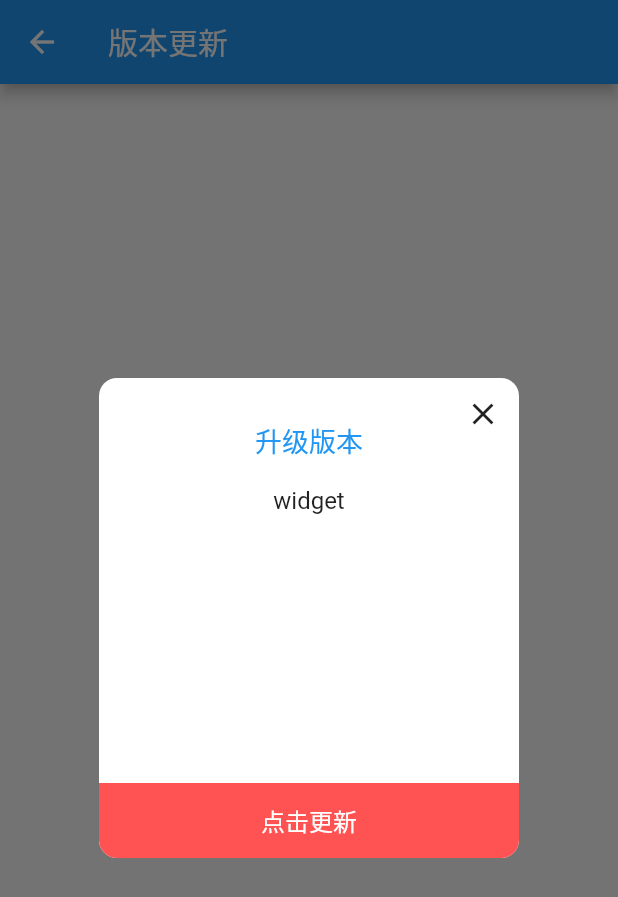
After one commit to MarioGogogo/flutter_lesson, a Flutter app: the UpdateAppPage screen opened directly, after a tap on "版本更新", on a phone screen of 412 x 824 dp. The commit adds this screen. Shown: the top 897 px of the screen. Run offline on Flutter 3.47's test engine with Material 2 defaults, Android fonts, the phone set to English and light mode, and no system bars; our stand-ins replace curved_navigation_bar; missing offline and left inert: common_utils.

Commit message:
新增：初步完成showAppUpgradeDialog组件的封装

```diff
--- /dev/null
+++ b/lib/demo/app_upgrade.dart
@@ -0,0 +1,57 @@
+
+// 案例地址
+// https://github.com/zhaolongs/flutter-ho/blob/main/lib/src/pages/common/app_upgrade.dart
+/*
+ * @Author: MarioGo
+ * @Date: 2021-10-13 15:39:17
+ * @LastEditTime: 2021-10-13 17:50:02
+ * @LastEditors: MarioGo
+ * @Description: 文件描述
+ * @FilePath: /flutter_lesson/lib/demo/update_app_route.dart
+ * 可以输入预定的版权声明、个性签名、空行等
+ */
+
+import 'package:flutter/material.dart';
+import 'package:flutter_lesson/demo/upgrade_dialog/index.dart';
+
+class UpdateAppPage extends StatefulWidget {
+  const UpdateAppPage({Key? key}) : super(key: key);
+
+  @override
+  _UpdateAppPageState createState() => _UpdateAppPageState();
+}
+
+class _UpdateAppPageState extends State<UpdateAppPage>{
+
+  @override
+  void initState() {
+    super.initState();
+  }
+  @override
+  Widget build(BuildContext context) {
+    return Scaffold(
+        appBar: AppBar(
+          title: const Text("版本更新"),
+        ),
+        body: Center(
+          child: ElevatedButton(
+              onPressed: () {
+                check();
+              },
+              child: const Text("版本更新")),
+        ));
+  }
+
+  void check() {
+    /**
+     * 1.获取异步接口请求获取当前版本信息
+     * 2。比较2个版本如果存在差异就更新
+     */
+    if (true) {
+      showAppUpgradeDialog(
+          context: context,
+          upgradText: "优化了一些BUG，程序员们正在努力中",
+          apkUrl: "http://www.baidu.com");
+    }
+  }
+}
--- /dev/null
+++ b/lib/demo/upgrade_dialog/header_widget.dart
@@ -0,0 +1,39 @@
+import 'package:flutter/material.dart';
+import 'package:flutter_lesson/utils/navigator_utils.dart';
+
+
+class HeaderWidget extends StatelessWidget {
+  final BuildContext context;
+  const HeaderWidget({Key? key,required this.context}) : super(key: key);
+
+  @override
+  Widget build(BuildContext context) {
+    return Container(
+      height: 60,
+      width: MediaQuery.of(context).size.width,
+      child: Stack(
+        children: [
+          const Positioned(
+            left: 0,
+            right: 0,
+            top: 28,
+            child: Text(
+              "升级版本",
+              textAlign: TextAlign.center,
+              style: TextStyle(fontSize: 18, color: Colors.blue),
+            ),
+          ),
+          //右上角
+          Positioned(
+            right: 0,
+            child: CloseButton(
+              onPressed: () {
+                NavigatorUtils.closeApp(context);
+              },
+            ),
+          )
+        ],
+      ),
+    );
+  }
+}
--- /dev/null
+++ b/lib/demo/upgrade_dialog/index.dart
@@ -0,0 +1,23 @@
+import 'package:flutter/material.dart';
+import 'package:flutter_lesson/demo/upgrade_dialog/update_dialog.dart';
+import 'package:flutter_lesson/utils/navigator_utils.dart';
+
+//方法函数
+void showAppUpgradeDialog(
+    {required BuildContext context,
+    required String upgradText,
+    required String apkUrl,
+    bool isForce = false, //是否强制更新
+    bool isBackDismiss = false //点击背景是否消失
+    }) {
+  NavigatorUtils.pushPageByFade(
+      context: context,
+      opaque: false,
+      targPage: UpgradeAppDialog(
+        context: context,
+        isBackDismiss: isBackDismiss,
+        isForce: isForce,
+        upgradText: upgradText,
+        apkUrl: apkUrl,
+      ));
+}
--- /dev/null
+++ b/lib/demo/upgrade_dialog/update_dialog.dart
@@ -0,0 +1,166 @@
+import 'dart:async';
+
+import 'package:flutter/material.dart';
+import 'package:flutter_lesson/utils/navigator_utils.dart';
+
+import 'header_widget.dart';
+
+class UpgradeAppDialog extends StatefulWidget {
+  final BuildContext context;
+  final bool isBackDismiss;
+  final bool isForce;
+  final String upgradText;
+  final String apkUrl;
+  const UpgradeAppDialog(
+      {Key? key,
+        required this.context,
+        this.isForce = false,
+        this.upgradText = "",
+        this.apkUrl = "",
+        this.isBackDismiss = false,})
+      : super(key: key);
+
+  @override
+  _UpgradeAppDialogState createState() => _UpgradeAppDialogState();
+}
+
+class _UpgradeAppDialogState extends State<UpgradeAppDialog> {
+  // 动画控制器
+  final StreamController<double> _streamController = StreamController();
+
+  @override
+  Widget build(BuildContext context) {
+    return Scaffold(
+      backgroundColor: Colors.black54,
+      body: Material(
+          type: MaterialType.transparency,
+          child: WillPopScope(   //安卓物理返回键
+              child: GestureDetector(
+                onTap: () {
+                  NavigatorUtils.closeApp(context);
+                },
+                child: buildBodyContainer(context), //内容
+              ),
+              onWillPop: () async {
+                NavigatorUtils.closeApp(context);
+                //如果返回false 就是拦截事件向上传递 类似js阻止冒泡
+                return Future.value(true);
+              })),
+    );
+  }
+
+  //渲染内容
+  Container buildBodyContainer(BuildContext context) {
+    return Container(
+      width: double.infinity,
+      height: double.infinity,
+      child: Column(
+        // 居中
+        crossAxisAlignment: CrossAxisAlignment.center,
+        mainAxisAlignment: MainAxisAlignment.center,
+        children: [
+          ClipRRect(
+            borderRadius: BorderRadius.all(Radius.circular(12)),
+            child: Container(
+              width: 280,
+              height: 320,
+              color: Colors.white,
+              child: buildColumn(context),
+            ),
+          )
+        ],
+      ),
+    );
+  }
+
+  //弹窗内容
+  Widget buildColumn(BuildContext context) {
+    return Column(
+      mainAxisAlignment: MainAxisAlignment.start,
+      children: [
+        //显示标题
+        HeaderWidget(context: context),
+        // 占位
+        const SizedBox(
+          height: 12,
+        ),
+        Expanded(
+            child: SingleChildScrollView(
+              child: Container(
+                padding: const EdgeInsets.only(left: 14, right: 14),
+                child: const Text(
+                  "widget",
+                  style: TextStyle(fontSize: 16),
+                ),
+              ),
+            )),
+        StreamBuilder(
+            stream: _streamController.stream,
+            initialData: 0.0,
+            builder: (BuildContext context, AsyncSnapshot snapshot) {
+              return Container(
+                child: Stack(
+                  children: [
+                    Material(
+                      color: Colors.redAccent,
+                      child: Ink(
+                        child: InkWell(
+                          //点击事件
+                          onTap: onTapFunction,
+                          child: Container(
+                            alignment: Alignment.center,
+                            width: MediaQuery.of(context).size.width,
+                            height: 50,
+                            child: const Text(
+                              //不同状态显示不同的文本内容
+                              "点击更新",
+                              style:
+                              TextStyle(fontSize: 16, color: Colors.white),
+                            ),
+                          ),
+                        ),
+                      ),
+                    ),
+                    ClipRect(
+                      child: Align(
+                        alignment: Alignment.centerLeft,
+                        widthFactor: snapshot.data, // 0 --- 1 过度
+                        child: Container(
+                          width: MediaQuery.of(context).size.width,
+                          height: 50,
+                          color: Colors.white.withOpacity(0.5),
+                        ),
+                      ),
+                    )
+                  ],
+                ),
+              );
+            })
+      ],
+    );
+  }
+
+//-================================
+  //点击下载
+  void onTapFunction() {
+    //判断ios就跳appstore
+    downApkFunction();
+  }
+
+  double num = 0.0;
+  void downApkFunction() {
+    num+=0.1;
+    _streamController.add(num);
+    Stream.periodic(const Duration(seconds: 1),(i){
+      print("$i");
+      setState(() {
+      });
+      return i;
+    });
+
+    // print("下载完成");
+    // setState(() {
+    //   _streamController.add(0.0);
+    // });
+  }
+}
--- a/lib/pages/firstPage/index.dart
+++ b/lib/pages/firstPage/index.dart
@@ -10,6 +10,7 @@
  * 可以输入预定的版权声明、个性签名、空行等
  */
 import 'package:flutter/material.dart';
+import 'package:flutter_lesson/demo/app_upgrade.dart';
 import 'package:flutter_lesson/demo/base_login_route.dart';
 import 'package:flutter_lesson/demo/base_refresh_listview.dart';
 import 'package:flutter_lesson/demo/count_down.dart';
@@ -63,6 +64,16 @@ class FirstPage extends StatelessWidget {
                 }))
               },
             ),
+            Divider(),
+            ListTile(
+              title: Text("升级App"),
+              subtitle: Text('Get.toNamed("/demo")'),
+              onTap: () => {
+                Navigator.push(context, MaterialPageRoute(builder: (context) {
+                  return UpdateAppPage();
+                }))
+              },
+            ),
           ],
         ));
   }
--- /dev/null
+++ b/lib/utils/navigator_utils.dart
@@ -0,0 +1,108 @@
+import 'dart:io';
+
+import 'package:flutter/cupertino.dart';
+import 'package:flutter/material.dart';
+//路由工具类
+
+class NavigatorUtils{
+  static void pushPage({
+    required BuildContext context,
+    required Widget targPage,
+    bool isReplace = false,
+    Function(dynamic value)? dismissCallBack,
+  }) {
+    PageRoute pageRoute;
+
+    if (Platform.isAndroid) {
+      pageRoute = MaterialPageRoute(builder: (BuildContext context) {
+        return targPage;
+      });
+    } else {
+      pageRoute = CupertinoPageRoute(builder: (BuildContext context) {
+        return targPage;
+      });
+    }
+
+    if (isReplace) {
+      Navigator.of(context).pushReplacement(pageRoute).then((value) {
+        if (dismissCallBack != null) {
+          dismissCallBack(value);
+        }
+      });
+    } else {
+      Navigator.of(context).push(pageRoute).then((value) {
+        if (dismissCallBack != null) {
+          dismissCallBack(value);
+        }
+      });
+    }
+  }
+  ///普通打开页面的方法
+  static void pushPageByFade({
+   // 上下文对象
+    required BuildContext context,
+  // 目标页面
+    required Widget targPage,
+  // 是否替换当前页面  A -B - c  把 B干掉 只留下 [A C]
+    bool isReplace = false,
+    int startMills = 400,  //动画时间
+  // 是否以背景透明的方式打开页面
+    bool opaque = false,
+    // 回调
+    Function(dynamic value)? dismissCallBack,
+  }) {
+    // 自定义路由
+    PageRoute pageRoute = PageRouteBuilder(
+      //背景透明 方式打开新的页面
+      opaque: opaque,
+      // 构建目标页面
+      pageBuilder: (BuildContext context, Animation<double> animation,
+          Animation<double> secondaryAnimation) {
+        return targPage;
+      },
+      transitionDuration: Duration(milliseconds: startMills),
+      //动画
+      transitionsBuilder: (BuildContext context, Animation<double> animation,
+          Animation<double> secondaryAnimation, Widget child) {
+        return FadeTransition(
+          opacity: animation,
+          child: child,
+        );
+      },
+    );
+
+    // 替换
+    if (isReplace) {
+      // 动态路由替换法
+      Navigator.of(context).pushReplacement(pageRoute).then((value) {
+        if (dismissCallBack != null) {
+          dismissCallBack(value);
+        }
+      });
+    } else {
+      Navigator.of(context).push(pageRoute).then((value) {
+        if (dismissCallBack != null) {
+          dismissCallBack(value);
+        }
+      });
+    }
+  }
+
+  //  关闭弹窗
+  static void closeApp(BuildContext context) {
+    //最好是有一个再次点击时间控制
+    //笔者这里省略
+    //如果正在下载中 取消网络请求
+    Navigator.of(context).pop();
+    // if (_cancelToken != null && !_cancelToken!.isCancelled) {
+    //   //取消下载
+    //   _cancelToken!.cancel();
+    // }
+    // //如果是强制升级 点击物理返回键退出应用程序
+    // if (widget.isForce) {
+    //   SystemChannels.platform.invokeMethod('SystemNavigator.pop');
+    // } else {
+    //   Navigator.of(context).pop();
+    // }
+  }
+}
```
